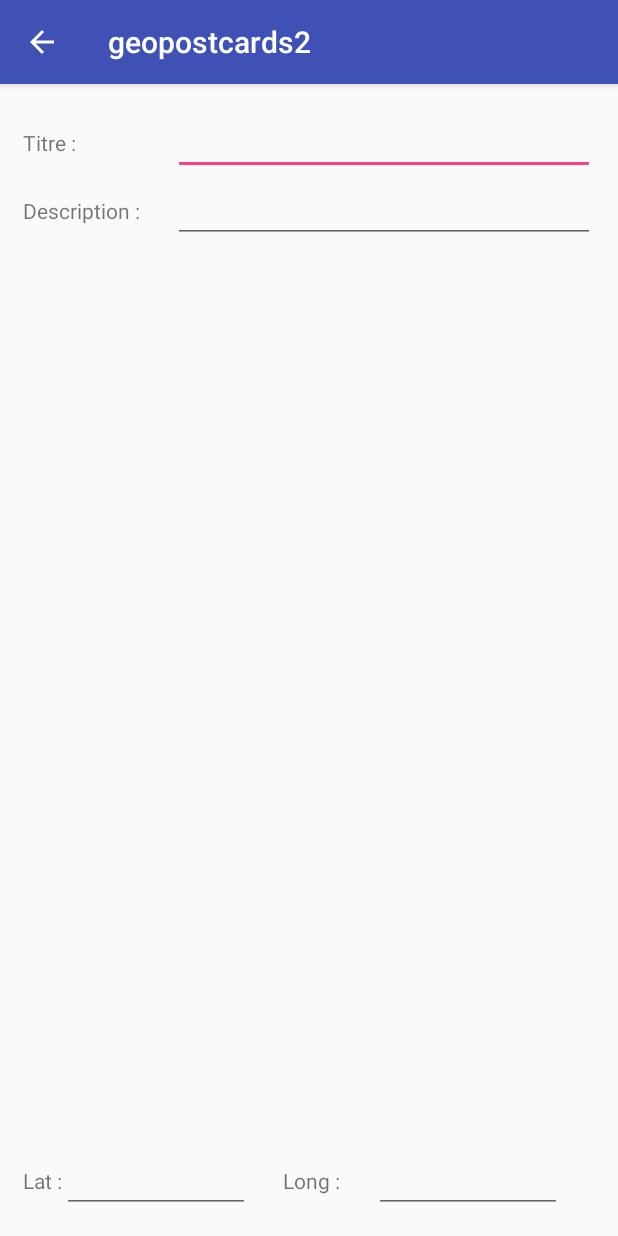
After one commit to cedricleblond35/geopostcards, an Android app: the CreatePostCardActivity screen opened directly, with no data from a screen before it, on a phone screen of 412 x 824 dp. The commit adds this screen. Run offline under Robolectric (Android 15) with nearby library versions, the phone set to English and light mode, and no system bars; 2 statements that could not run were skipped.

Commit message:
CreatePostCardActivity

```diff
--- a/app/src/main/AndroidManifest.xml
+++ b/app/src/main/AndroidManifest.xml
@@ -22,6 +22,10 @@
                 <category android:name="android.intent.category.LAUNCHER" />
             </intent-filter>
         </activity>
+        <activity
+            android:name=".activities.CreatePostCardActivity"
+            android:parentActivityName=".activities.MainActivity"
+        />
     </application>
 
 </manifest>
--- /dev/null
+++ b/app/src/main/java/com/example/cleblond2016/geopostcards2/activities/CreatePostCardActivity.java
@@ -0,0 +1,36 @@
+package com.example.cleblond2016.geopostcards2.activities;
+
+import android.content.Intent;
+import android.support.v7.app.AppCompatActivity;
+import android.os.Bundle;
+import android.widget.EditText;
+
+import com.example.cleblond2016.geopostcards2.R;
+
+public class CreatePostCardActivity extends AppCompatActivity {
+
+    private EditText edtLatitude;
+    private EditText edtLongitude;
+    private EditText edtTitle;
+    private EditText edtDescription;
+
+    private double actualLatitude;
+    private double actualLongitude;
+
+    @Override
+    protected void onCreate(Bundle savedInstanceState) {
+        super.onCreate(savedInstanceState);
+        setContentView(R.layout.activity_create_post_card);
+
+        edtLatitude = findViewById(R.id.create_post_card_latitude);
+        edtLongitude = findViewById(R.id.create_post_card_longitude);
+        edtTitle = findViewById(R.id.create_post_card_title);
+        edtDescription = findViewById(R.id.create_post_card_description);
+
+        Intent intentRecu = getIntent();
+        if(intentRecu != null) {
+            actualLatitude = intentRecu.getDoubleExtra("Latitude");
+            actualLongitude = intentRecu.getDoubleExtra("Longitude");
+        }
+    }
+}
--- /dev/null
+++ b/app/src/main/res/layout/activity_create_post_card.xml
@@ -0,0 +1,104 @@
+<?xml version="1.0" encoding="utf-8"?>
+<android.support.constraint.ConstraintLayout xmlns:android="http://schemas.android.com/apk/res/android"
+    xmlns:app="http://schemas.android.com/apk/res-auto"
+    xmlns:tools="http://schemas.android.com/tools"
+    android:layout_width="match_parent"
+    android:layout_height="match_parent"
+    android:layout_margin="15dp"
+    tools:context=".activities.CreatePostCardActivity">
+
+    <!-- ##### TITLE ##### -->
+
+    <TextView
+        android:id="@+id/create_post_card_lbl_title"
+        android:layout_width="100dp"
+        android:layout_height="wrap_content"
+        android:text="@string/titre"
+        app:layout_constraintTop_toTopOf="parent"
+        app:layout_constraintLeft_toLeftOf="parent"
+        app:layout_constraintBaseline_toBaselineOf="@+id/create_post_card_title"
+        />
+
+    <EditText
+        android:id="@+id/create_post_card_title"
+        android:layout_width="0dp"
+        android:layout_height="wrap_content"
+        app:layout_constraintLeft_toRightOf="@+id/create_post_card_lbl_title"
+        app:layout_constraintTop_toTopOf="parent"
+        app:layout_constraintRight_toRightOf="parent"
+    />
+
+    <!-- ##### DESCRIPTION ##### -->
+
+    <TextView
+        android:id="@+id/create_post_card_lbl_description"
+        android:layout_width="100dp"
+        android:layout_height="wrap_content"
+        android:text="@string/description"
+        app:layout_constraintTop_toBottomOf="@+id/create_post_card_title"
+        app:layout_constraintLeft_toLeftOf="parent"
+        app:layout_constraintBaseline_toBaselineOf="@+id/create_post_card_description"
+    />
+
+    <EditText
+        android:id="@+id/create_post_card_description"
+        android:layout_width="0dp"
+        android:layout_height="wrap_content"
+        android:inputType="text|textMultiLine"
+        app:layout_constraintLeft_toRightOf="@+id/create_post_card_lbl_description"
+        app:layout_constraintTop_toBottomOf="@+id/create_post_card_title"
+        app:layout_constraintRight_toRightOf="parent"
+    />
+
+    <!-- ##### LATITUDE ##### -->
+
+    <TextView
+        android:id="@+id/create_post_card_lbl_latitude"
+        android:layout_width="wrap_content"
+        android:layout_height="wrap_content"
+        android:text="@string/latitude"
+        app:layout_constraintBaseline_toBaselineOf="@+id/create_post_card_latitude"
+        app:layout_constraintBottom_toBottomOf="parent"
+        app:layout_constraintLeft_toLeftOf="parent"
+        app:layout_constraintRight_toLeftOf="@+id/create_post_card_latitude"
+        />
+
+    <EditText
+        android:id="@+id/create_post_card_latitude"
+        android:layout_width="125dp"
+        android:layout_height="wrap_content"
+        android:clickable="false"
+        android:cursorVisible="false"
+        android:focusable="false"
+        android:focusableInTouchMode="false"
+        app:layout_constraintBottom_toBottomOf="parent"
+        app:layout_constraintLeft_toRightOf="@+id/create_post_card_lbl_latitude"
+        />
+
+    <!-- ##### LONGITUDE ##### -->
+
+    <TextView
+        android:id="@+id/create_post_card_lbl_longitude"
+        android:layout_width="wrap_content"
+        android:layout_height="wrap_content"
+        android:text="@string/longitude"
+        app:layout_constraintBaseline_toBaselineOf="@+id/create_post_card_longitude"
+        app:layout_constraintBottom_toBottomOf="parent"
+        app:layout_constraintLeft_toRightOf="@+id/create_post_card_latitude"
+        app:layout_constraintRight_toLeftOf="@+id/create_post_card_longitude"
+        />
+
+    <EditText
+        android:id="@+id/create_post_card_longitude"
+        android:layout_width="125dp"
+        android:layout_height="wrap_content"
+        android:clickable="false"
+        android:cursorVisible="false"
+        android:focusable="false"
+        android:focusableInTouchMode="false"
+        app:layout_constraintBottom_toBottomOf="parent"
+        app:layout_constraintLeft_toRightOf="@+id/create_post_card_lbl_longitude"
+        app:layout_constraintRight_toRightOf="parent"
+        />
+
+</android.support.constraint.ConstraintLayout>
--- a/app/src/main/res/layout/activity_main.xml
+++ b/app/src/main/res/layout/activity_main.xml
@@ -4,7 +4,7 @@
     xmlns:tools="http://schemas.android.com/tools"
     android:layout_width="match_parent"
     android:layout_height="match_parent"
-    tools:context=".MainActivity">
+    tools:context=".activities.MainActivity">
 
     <android.support.design.widget.AppBarLayout
         android:layout_width="match_parent"
--- a/app/src/main/res/layout/content_main.xml
+++ b/app/src/main/res/layout/content_main.xml
@@ -5,7 +5,7 @@
     android:layout_width="match_parent"
     android:layout_height="match_parent"
     app:layout_behavior="@string/appbar_scrolling_view_behavior"
-    tools:context=".MainActivity"
+    tools:context=".activities.MainActivity"
     tools:showIn="@layout/activity_main">
 
     <TextView
--- a/app/src/main/res/menu/menu_main.xml
+++ b/app/src/main/res/menu/menu_main.xml
@@ -1,7 +1,7 @@
 <menu xmlns:android="http://schemas.android.com/apk/res/android"
     xmlns:app="http://schemas.android.com/apk/res-auto"
     xmlns:tools="http://schemas.android.com/tools"
-    tools:context="com.example.cleblond2016.geopostcards2.MainActivity">
+    tools:context="com.example.cleblond2016.geopostcards2.activities.MainActivity">
     <item
         android:id="@+id/action_settings"
         android:orderInCategory="100"
--- a/app/src/main/res/values/strings.xml
+++ b/app/src/main/res/values/strings.xml
@@ -1,4 +1,8 @@
 <resources>
     <string name="app_name">geopostcards2</string>
     <string name="action_settings">Settings</string>
+    <string name="latitude">Lat :</string>
+    <string name="longitude">Long :</string>
+    <string name="titre">Titre :</string>
+    <string name="description">Description :</string>
 </resources>
```
